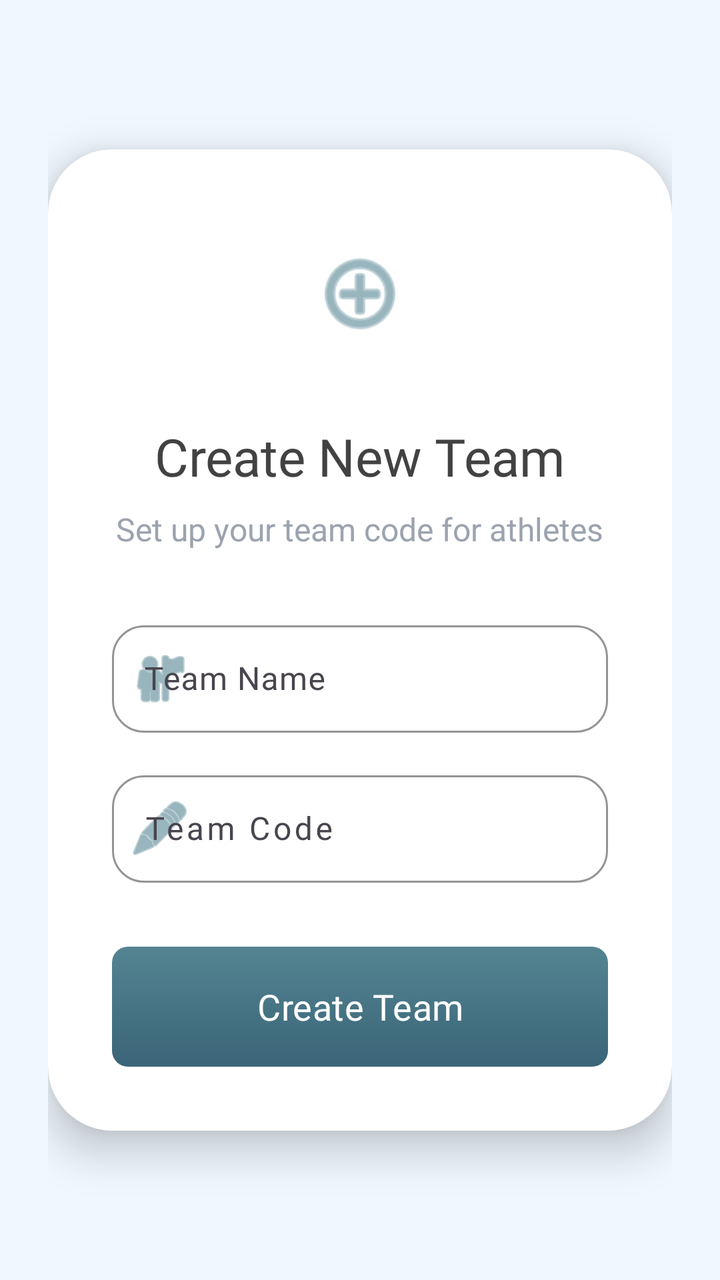
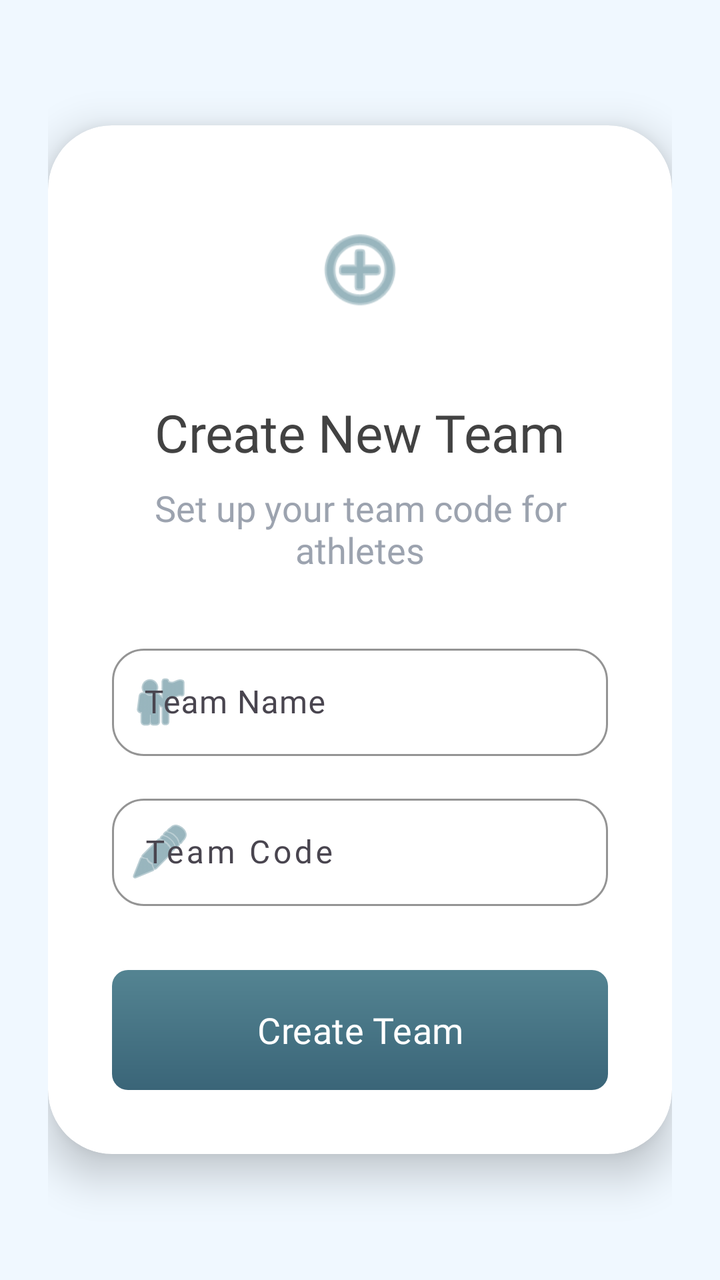

The first picture is an Android layout as it rendered before a commit; the second is the same layout after the commit. The layout source and the unified diff follow.
<!-- AndroidManifest.xml: application theme Theme.AthleAgent -->
<!-- res/layout/activity_create_team.xml -->
<?xml version="1.0" encoding="utf-8"?>
<androidx.appcompat.widget.LinearLayoutCompat xmlns:android="http://schemas.android.com/apk/res/android"
    xmlns:app="http://schemas.android.com/apk/res-auto"
    xmlns:tools="http://schemas.android.com/tools"
    android:id="@+id/createTeam_root"
    android:layout_width="match_parent"
    android:layout_height="match_parent"
    android:background="@color/background_white_alice_blue"
    android:gravity="center"
    android:orientation="vertical"
    android:padding="24dp">

    <com.google.android.material.card.MaterialCardView
        android:id="@+id/createTeam_form_container"
        android:layout_width="match_parent"
        android:layout_height="wrap_content"
        app:cardBackgroundColor="@color/white"
        app:cardCornerRadius="32dp"
        app:cardElevation="12dp"
        app:strokeWidth="0dp">

        <androidx.appcompat.widget.LinearLayoutCompat
            android:layout_width="match_parent"
            android:layout_height="wrap_content"
            android:gravity="center_horizontal"
            android:orientation="vertical"
            android:padding="32dp">

            <androidx.appcompat.widget.AppCompatImageView
                android:layout_width="80dp"
                android:layout_height="80dp"
                android:layout_marginBottom="24dp"
                android:padding="16dp"
                android:src="@android:drawable/ic_menu_add"
                app:tint="@color/brand_button_light_muted" />

            <com.google.android.material.textview.MaterialTextView
                android:layout_width="wrap_content"
                android:layout_height="wrap_content"
                android:layout_marginBottom="8dp"
                android:fontFamily="@font/roboto_bold"
                android:text="Create New Team"
                android:textColor="@color/text"
                android:textSize="26sp" />

            <com.google.android.material.textview.MaterialTextView
                android:layout_width="wrap_content"
                android:layout_height="wrap_content"
                android:layout_marginBottom="32dp"
                android:fontFamily="@font/roboto_regular"
                android:text="Set up your team code for athletes"
                android:textAlignment="center"
                android:textColor="@color/lm_text_muted"
                android:textSize="16sp" />

            <com.google.android.material.textfield.TextInputLayout
                android:id="@+id/createTeam_TIL_teamName"
                style="@style/Widget.Material3.TextInputLayout.OutlinedBox"
                android:layout_width="match_parent"
                android:layout_height="wrap_content"
                android:layout_marginBottom="16dp"
                android:hint="Team Name"
                app:boxCornerRadiusBottomEnd="16dp"
                app:boxCornerRadiusBottomStart="16dp"
                app:boxCornerRadiusTopEnd="16dp"
                app:boxCornerRadiusTopStart="16dp"
                app:boxStrokeColor="@color/brand_button_light_muted"
                app:startIconDrawable="@android:drawable/ic_menu_myplaces"
                app:startIconTint="@color/brand_button_light_muted">

                <com.google.android.material.textfield.TextInputEditText
                    android:id="@+id/createTeam_ET_teamName"
                    android:layout_width="match_parent"
                    android:layout_height="wrap_content"
                    android:fontFamily="@font/roboto_regular"
                    android:inputType="textCapWords"
                    android:textColor="@color/text"
                    android:paddingVertical="16dp"
                    android:textSize="16sp" />
            </com.google.android.material.textfield.TextInputLayout>

            <com.google.android.material.textfield.TextInputLayout
                android:id="@+id/createTeam_TIL_teamCode"
                style="@style/Widget.Material3.TextInputLayout.OutlinedBox"
                android:layout_width="match_parent"
                android:layout_height="wrap_content"
                android:layout_marginBottom="32dp"
                android:hint="Team Code"
                app:boxCornerRadiusBottomEnd="16dp"
                app:boxCornerRadiusBottomStart="16dp"
                app:boxCornerRadiusTopEnd="16dp"
                app:boxCornerRadiusTopStart="16dp"
                app:boxStrokeColor="@color/brand_button_light_muted"
                app:startIconDrawable="@android:drawable/ic_menu_edit"
                app:startIconTint="@color/brand_button_light_muted">

                <com.google.android.material.textfield.TextInputEditText
                    android:id="@+id/createTeam_ET_teamCode"
                    android:layout_width="match_parent"
                    android:layout_height="wrap_content"
                    android:fontFamily="@font/roboto_bold"
                    android:inputType="text"
                    android:letterSpacing="0.1"
                    android:textColor="@color/text"
                    android:paddingVertical="16dp"
                    android:textSize="16sp" />
            </com.google.android.material.textfield.TextInputLayout>

            <com.google.android.material.button.MaterialButton
                android:id="@+id/createTeam_BTN_submit"
                android:layout_width="match_parent"
                android:layout_height="60dp"
                android:background="@drawable/btn_gradient"
                android:fontFamily="@font/roboto_bold"
                android:text="Create Team"
                android:textColor="@color/white"
                android:textSize="18sp"
                app:backgroundTint="@null"
                app:cornerRadius="16dp"
                app:elevation="4dp" />

            <ProgressBar
                android:id="@+id/createTeam_ProgressBar"
                android:layout_width="wrap_content"
                android:layout_height="wrap_content"
                android:layout_marginTop="24dp"
                android:visibility="gone" />

        </androidx.appcompat.widget.LinearLayoutCompat>
    </com.google.android.material.card.MaterialCardView>

</androidx.appcompat.widget.LinearLayoutCompat>
<!-- resources referenced by this layout -->
<resources>
  <color name="background_white_alice_blue">#F0F8FF</color>
  <color name="brand_button_light_muted">#548492</color>
  <color name="lm_text_muted">#9CA3AF</color>
  <color name="text">#424242</color>
  <color name="white">#FFFFFFFF</color>
  <!-- drawable btn_gradient (drawable) -->
  <?xml version="1.0" encoding="utf-8"?>
  <shape xmlns:android="http://schemas.android.com/apk/res/android"
      android:shape="rectangle">
  
      <corners android:radius="@dimen/button_corner_radius" />
  
      <gradient
          android:angle="270"
          android:startColor="@color/brand_button_light_muted"
          android:endColor="@color/brand_button_dark_muted" />
  
  </shape>
  <style name="Theme.AthleAgent" parent="Base.Theme.AthleAgent" />
  <dimen name="button_corner_radius">8dp</dimen>
  <color name="brand_button_dark_muted">#3A6578</color>
  <style name="Base.Theme.AthleAgent" parent="Theme.Material3.DayNight.NoActionBar">
          
          
          <item name="android:statusBarColor">#F5F7FA</item>
          <item name="android:windowLightStatusBar">true</item>
      </style>
</resources>

<!-- the commit's change to res/layout/activity_create_team.xml (unified diff, before → after) -->
@@ -51,7 +51,7 @@
                 android:text="Set up your team code for athletes"
                 android:textAlignment="center"
                 android:textColor="@color/lm_text_muted"
-                android:textSize="16sp" />
+                android:textSize="18sp" />
 
             <com.google.android.material.textfield.TextInputLayout
                 android:id="@+id/createTeam_TIL_teamName"
